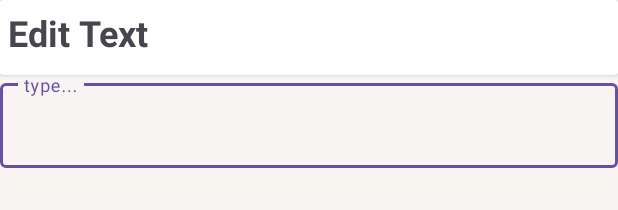
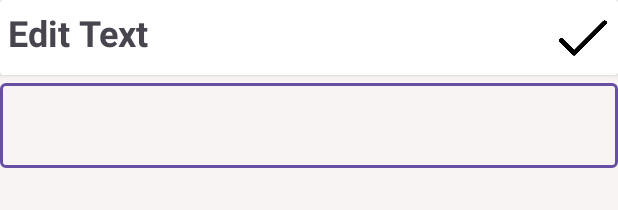
Before and after one commit to semihbag/StudyFlow-CSE3044, an Android app: the layout fragment_edit_text.xml on its own in the app's theme, with its tools: preview values and no code run, on a phone screen of 412 x 824 dp. Shown: the top 210 px of the screen. Run offline under Robolectric (Android 15) with nearby library versions, the phone set to English and light mode, and no system bars.

Commit message:
edit text fragment click and give card back process is working now

```diff
--- /dev/null
+++ b/app/src/main/java/com/example/studyflow/interfaces/input_output_edit/EditTextFragmentClickListener.kt
@@ -0,0 +1,9 @@
+package com.example.studyflow.interfaces.input_output_edit
+
+import android.view.View
+
+interface EditTextFragmentClickListener {
+
+    fun clickDone(view: View)
+
+}
--- a/app/src/main/java/com/example/studyflow/model/Card.kt
+++ b/app/src/main/java/com/example/studyflow/model/Card.kt
@@ -8,15 +8,15 @@ import java.io.Serializable
 @Entity
 data class Card(
     @ColumnInfo("cardTitle")
-    val cardTitle : String,
+    var cardTitle : String,
     @ColumnInfo("tagId")
     val tagId : Int = 0,
     @ColumnInfo("createDate")
     val createDate : Long,
     @ColumnInfo("textFront")
-    val textFront : String?,
+    var textFront : String?,
     @ColumnInfo("textBack")
-    val textBack : String?,
+    var textBack : String?,
     @ColumnInfo("imagePathFront")
     val imagePathFront : String?,
     @ColumnInfo("imagePathBack")
--- a/app/src/main/res/layout/fragment_edit_text.xml
+++ b/app/src/main/res/layout/fragment_edit_text.xml
@@ -1,9 +1,15 @@
 <?xml version="1.0" encoding="utf-8"?>
 
-<layout
-    xmlns:android="http://schemas.android.com/apk/res/android"
+<layout xmlns:android="http://schemas.android.com/apk/res/android"
     xmlns:tools="http://schemas.android.com/tools"
     tools:context=".view.input_output_edit.EditTextFragment">
+
+    <data>
+
+        <variable
+            name="listener"
+            type="com.example.studyflow.interfaces.input_output_edit.EditTextFragmentClickListener" />
+    </data>
 
     <androidx.constraintlayout.widget.ConstraintLayout
 
@@ -19,19 +25,52 @@
             <androidx.cardview.widget.CardView
                 android:layout_width="match_parent"
                 android:layout_height="50dp"
-                android:background="#ffffff"
+                android:background="#ffffff">
+
+                <LinearLayout
+                    android:layout_width="match_parent"
+                    android:layout_height="match_parent"
+                    android:orientation="horizontal"
+                    android:paddingHorizontal="5dp">
+
+                    <LinearLayout
+                        android:layout_width="match_parent"
+                        android:layout_height="match_parent"
+                        android:layout_weight="1"
                         android:orientation="vertical">
 
                         <TextView
                             android:layout_width="match_parent"
-                    android:layout_height="match_parent"
-                    android:layout_margin="5dp"
+                            android:layout_height="28dp"
+                            android:layout_marginTop="5dp"
                             android:text="Edit Text"
                             android:textAlignment="viewStart"
                             android:textSize="24sp"
                             android:textStyle="bold">
 
                         </TextView>
+
+                    </LinearLayout>
+
+                    <LinearLayout
+                        android:layout_width="match_parent"
+                        android:layout_height="match_parent"
+                        android:layout_weight="10">
+
+                        <ImageButton
+                            android:layout_width="match_parent"
+                            android:layout_height="match_parent"
+                            android:background="@null"
+                            android:onClick="@{listener::clickDone}"
+                            android:padding="2dp"
+                            android:scaleType="centerInside"
+                            android:src="@drawable/icon_done">
+
+                        </ImageButton>
+
+                    </LinearLayout>
+
+                </LinearLayout>
 
             </androidx.cardview.widget.CardView>
 
@@ -41,15 +80,17 @@
 
 
                 <com.google.android.material.textfield.TextInputLayout
+                    android:id="@+id/editTextInputLayout"
                     android:layout_width="match_parent"
                     android:layout_height="match_parent">
 
                     <com.google.android.material.textfield.TextInputEditText
+                        android:id="@+id/editTextInput"
                         android:layout_width="match_parent"
-                        android:layout_height="wrap_content"
-                        android:hint="type..." />
+                        android:layout_height="wrap_content" />
 
                 </com.google.android.material.textfield.TextInputLayout>
+
             </LinearLayout>
 
         </LinearLayout>
```
Also changed, not shown: app/src/main/java/com/example/studyflow/enums/EditInputType.kt (+5 -5 lines), app/src/main/java/com/example/studyflow/view/flashmindview/CardCreateFragment.kt (+5 -5 lines), app/src/main/java/com/example/studyflow/view/input_output_edit/EditTextFragment.kt (+40 -3 lines), app/src/main/res/navigation/navigation.xml (+14 -0 lines). Lines whose indentation alone changed are shown as unchanged.
